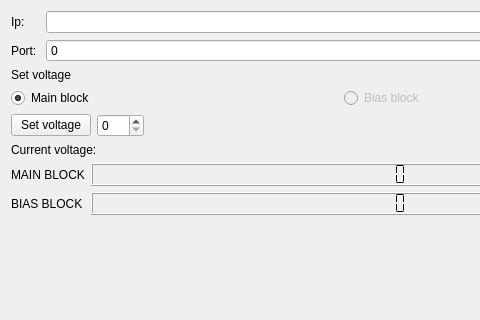
Above: CamacClient/hvhandlerform.ui from kapot65/online before the change; both pictures show x 0 to 480 and y 0 to 320 of the 682 by 555 pixel window. Below: the same form after it.
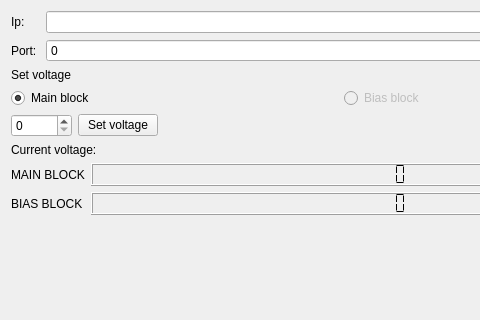
That is the form after the change.

Commit message: fix hv tab initial voltage

```diff
--- a/CamacClient/hvhandlerform.ui
+++ b/CamacClient/hvhandlerform.ui
@@ -86,20 +86,20 @@
      </item>
      <item>
       <layout class="QHBoxLayout" name="horizontalLayout_5">
-       <item>
-        <widget class="QPushButton" name="setHVButton">
-         <property name="text">
-          <string>Set voltage</string>
-         </property>
-        </widget>
-       </item>
        <item>
         <widget class="QDoubleSpinBox" name="voltageBox">
          <property name="decimals">
           <number>0</number>
          </property>
          <property name="maximum">
-          <double>800.000000000000000</double>
+          <double>26000.000000000000000</double>
+         </property>
+        </widget>
+       </item>
+       <item>
+        <widget class="QPushButton" name="setHVButton">
+         <property name="text">
+          <string>Set voltage</string>
          </property>
         </widget>
        </item>
```
